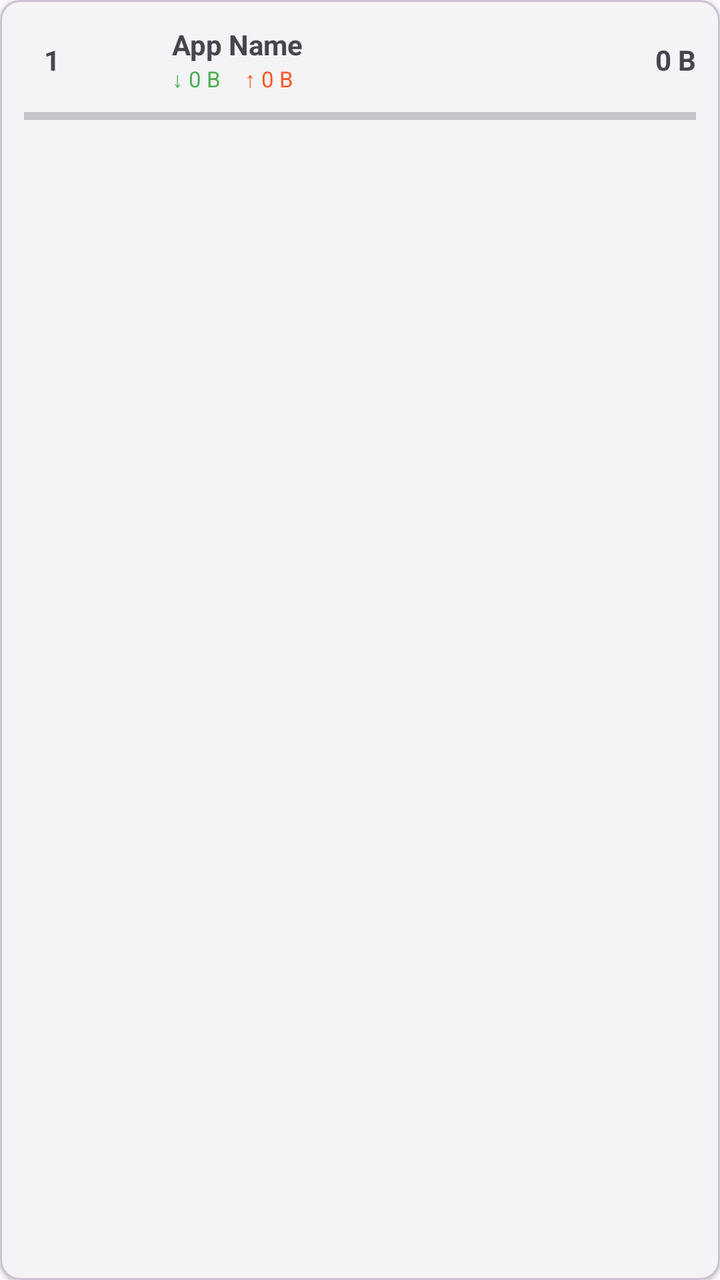
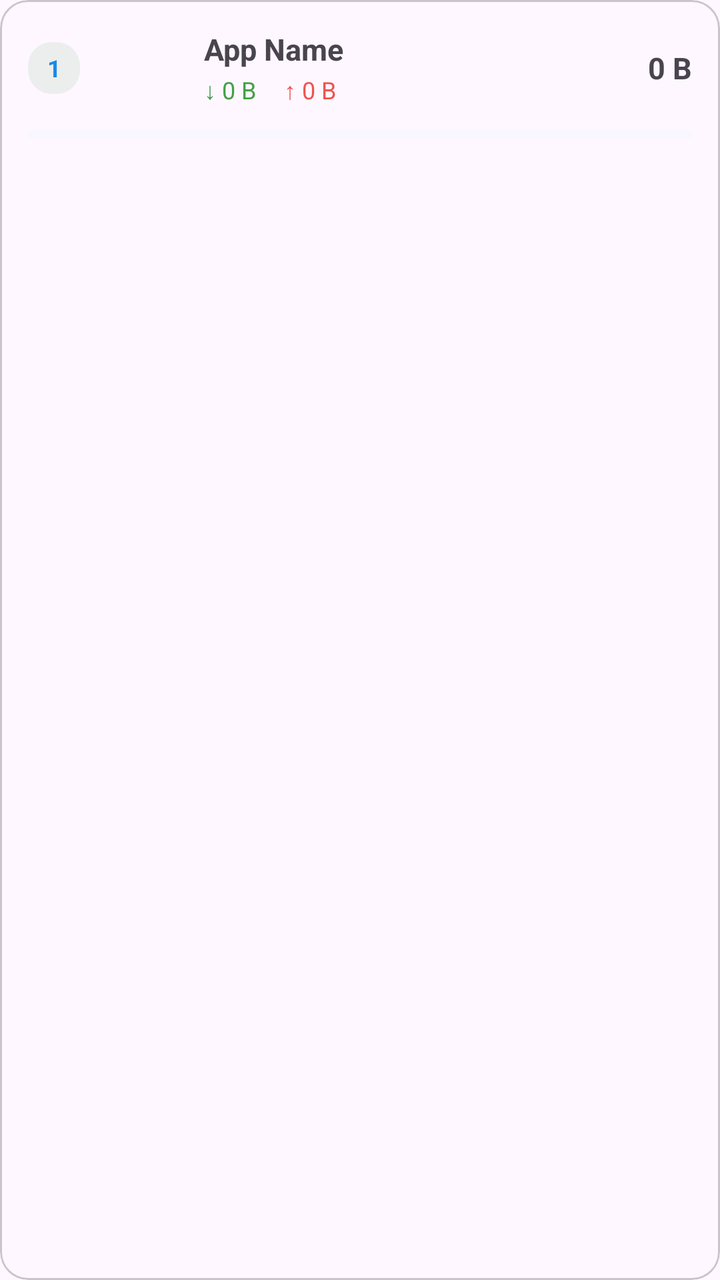

An Android layout rendered at two revisions. The XML below is the earlier revision; the diff shows what the commit changed to produce the second picture.
<!-- AndroidManifest.xml: application theme Theme.NetspeedIndicator -->
<!-- res/layout/item_app_usage.xml -->
<?xml version="1.0" encoding="utf-8"?>
<com.google.android.material.card.MaterialCardView xmlns:android="http://schemas.android.com/apk/res/android"
    xmlns:app="http://schemas.android.com/apk/res-auto"
    android:layout_width="match_parent"
    android:layout_height="wrap_content"
    android:layout_marginBottom="8dp"
    app:cardElevation="1dp"
    app:cardCornerRadius="10dp">

    <LinearLayout
        android:layout_width="match_parent"
        android:layout_height="wrap_content"
        android:orientation="vertical"
        android:padding="12dp">

        <LinearLayout
            android:layout_width="match_parent"
            android:layout_height="wrap_content"
            android:orientation="horizontal"
            android:gravity="center_vertical">

            
            <TextView
                android:id="@+id/text_rank"
                android:layout_width="28dp"
                android:layout_height="wrap_content"
                android:text="1"
                android:textSize="14sp"
                android:textStyle="bold"
                android:textColor="?android:attr/textColorSecondary"
                android:gravity="center" />

            
            <ImageView
                android:id="@+id/image_app_icon"
                android:layout_width="36dp"
                android:layout_height="36dp"
                android:layout_marginEnd="10dp"
                android:contentDescription="App icon" />

            
            <LinearLayout
                android:layout_width="0dp"
                android:layout_height="wrap_content"
                android:layout_weight="1"
                android:orientation="vertical">

                <TextView
                    android:id="@+id/text_app_name"
                    android:layout_width="wrap_content"
                    android:layout_height="wrap_content"
                    android:text="App Name"
                    android:textSize="14sp"
                    android:textStyle="bold"
                    android:maxLines="1"
                    android:ellipsize="end" />

                <LinearLayout
                    android:layout_width="wrap_content"
                    android:layout_height="wrap_content"
                    android:orientation="horizontal">

                    <TextView
                        android:id="@+id/text_download"
                        android:layout_width="wrap_content"
                        android:layout_height="wrap_content"
                        android:text="\u2193 0 B"
                        android:textSize="11sp"
                        android:textColor="@color/download_color"
                        android:layout_marginEnd="12dp" />

                    <TextView
                        android:id="@+id/text_upload"
                        android:layout_width="wrap_content"
                        android:layout_height="wrap_content"
                        android:text="\u2191 0 B"
                        android:textSize="11sp"
                        android:textColor="@color/upload_color" />
                </LinearLayout>
            </LinearLayout>

            
            <TextView
                android:id="@+id/text_total_usage"
                android:layout_width="wrap_content"
                android:layout_height="wrap_content"
                android:text="0 B"
                android:textSize="14sp"
                android:textStyle="bold" />
        </LinearLayout>

        
        <ProgressBar
            android:id="@+id/progress_usage"
            style="?android:attr/progressBarStyleHorizontal"
            android:layout_width="match_parent"
            android:layout_height="4dp"
            android:layout_marginTop="8dp"
            android:progressTint="?attr/colorPrimary" />
    </LinearLayout>
</com.google.android.material.card.MaterialCardView>
<!-- resources referenced by this layout -->
<resources>
  <color name="download_color">#4CAF50</color>
  <color name="upload_color">#FF5722</color>
  <style name="Theme.NetspeedIndicator" parent="Theme.Material3.DayNight.NoActionBar">
          <item name="colorPrimary">@color/download_color</item>
      </style>
</resources>

<!-- the commit's change to res/layout/item_app_usage.xml (unified diff, before → after) -->
@@ -4,14 +4,16 @@
     android:layout_width="match_parent"
     android:layout_height="wrap_content"
     android:layout_marginBottom="8dp"
-    app:cardElevation="1dp"
-    app:cardCornerRadius="10dp">
+    app:cardElevation="0dp"
+    app:cardCornerRadius="14dp"
+    app:strokeWidth="1dp"
+    app:strokeColor="?attr/colorOutlineVariant">
 
     <LinearLayout
         android:layout_width="match_parent"
         android:layout_height="wrap_content"
         android:orientation="vertical"
-        android:padding="12dp">
+        android:padding="14dp">
 
         <LinearLayout
             android:layout_width="match_parent"
@@ -22,20 +24,22 @@
             
             <TextView
                 android:id="@+id/text_rank"
-                android:layout_width="28dp"
-                android:layout_height="wrap_content"
+                android:layout_width="26dp"
+                android:layout_height="26dp"
                 android:text="1"
-                android:textSize="14sp"
+                android:textSize="12sp"
                 android:textStyle="bold"
-                android:textColor="?android:attr/textColorSecondary"
-                android:gravity="center" />
+                android:textColor="?attr/colorPrimary"
+                android:gravity="center"
+                android:background="@drawable/bg_speed_down" />
 
             
             <ImageView
                 android:id="@+id/image_app_icon"
-                android:layout_width="36dp"
-                android:layout_height="36dp"
-                android:layout_marginEnd="10dp"
+                android:layout_width="40dp"
+                android:layout_height="40dp"
+                android:layout_marginStart="10dp"
+                android:layout_marginEnd="12dp"
                 android:contentDescription="App icon" />
 
             
@@ -50,7 +54,7 @@
                     android:layout_width="wrap_content"
                     android:layout_height="wrap_content"
                     android:text="App Name"
-                    android:textSize="14sp"
+                    android:textSize="15sp"
                     android:textStyle="bold"
                     android:maxLines="1"
                     android:ellipsize="end" />
@@ -58,23 +62,24 @@
                 <LinearLayout
                     android:layout_width="wrap_content"
                     android:layout_height="wrap_content"
-                    android:orientation="horizontal">
+                    android:orientation="horizontal"
+                    android:layout_marginTop="2dp">
 
                     <TextView
                         android:id="@+id/text_download"
                         android:layout_width="wrap_content"
                         android:layout_height="wrap_content"
                         android:text="\u2193 0 B"
-                        android:textSize="11sp"
+                        android:textSize="12sp"
                         android:textColor="@color/download_color"
-                        android:layout_marginEnd="12dp" />
+                        android:layout_marginEnd="14dp" />
 
                     <TextView
                         android:id="@+id/text_upload"
                         android:layout_width="wrap_content"
                         android:layout_height="wrap_content"
                         android:text="\u2191 0 B"
-                        android:textSize="11sp"
+                        android:textSize="12sp"
                         android:textColor="@color/upload_color" />
                 </LinearLayout>
             </LinearLayout>
@@ -85,7 +90,7 @@
                 android:layout_width="wrap_content"
                 android:layout_height="wrap_content"
                 android:text="0 B"
-                android:textSize="14sp"
+                android:textSize="15sp"
                 android:textStyle="bold" />
         </LinearLayout>
 
@@ -94,8 +99,9 @@
             android:id="@+id/progress_usage"
             style="?android:attr/progressBarStyleHorizontal"
             android:layout_width="match_parent"
-            android:layout_height="4dp"
-            android:layout_marginTop="8dp"
-            android:progressTint="?attr/colorPrimary" />
+            android:layout_height="6dp"
+            android:layout_marginTop="10dp"
+            android:progressTint="@color/primary"
+            android:progressBackgroundTint="@color/surface_tint" />
     </LinearLayout>
 </com.google.android.material.card.MaterialCardView>
<!-- resource entries referenced after the edit -->
@@ -1,9 +1,26 @@
 <!-- resources referenced by this layout -->
 <resources>
-  <color name="download_color">#4CAF50</color>
-  <color name="upload_color">#FF5722</color>
+  <color name="download_color">#43A047</color>
+  <color name="primary">#1E88E5</color>
+  <color name="surface_tint">#E3F2FD</color>
+  <color name="upload_color">#EF5350</color>
+  <!-- drawable bg_speed_down (drawable) -->
+  <?xml version="1.0" encoding="utf-8"?>
+  <shape xmlns:android="http://schemas.android.com/apk/res/android"
+      android:shape="rectangle">
+      <solid android:color="@color/download_bg" />
+      <corners android:radius="12dp" />
+  </shape>
   <style name="Theme.NetspeedIndicator" parent="Theme.Material3.DayNight.NoActionBar">
-          <item name="colorPrimary">@color/download_color</item>
+          <item name="colorPrimary">@color/primary</item>
+          <item name="colorPrimaryDark">@color/primary_dark</item>
+          <item name="colorPrimaryVariant">@color/primary_variant</item>
+          <item name="colorSecondary">@color/secondary</item>
+          <item name="android:statusBarColor">@android:color/transparent</item>
       </style>
+  <color name="download_bg">#1A43A047</color>
+  <color name="primary_dark">#1565C0</color>
+  <color name="primary_variant">#0D47A1</color>
+  <color name="secondary">#00BCD4</color>
 </resources>
 
